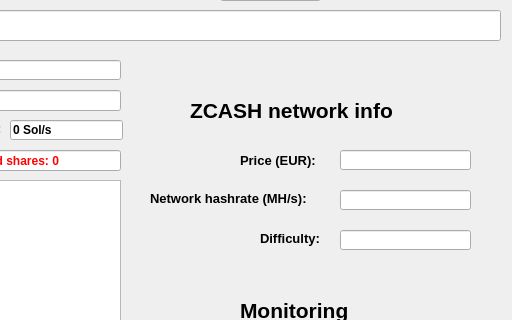
This is GUI.ui in K4P11/GUI-for-EWBF as Qt 5 draws it before an edit; both pictures show x 240 to 752 and y 90 to 410 of the 752 by 600 pixel window. The edited form follows.
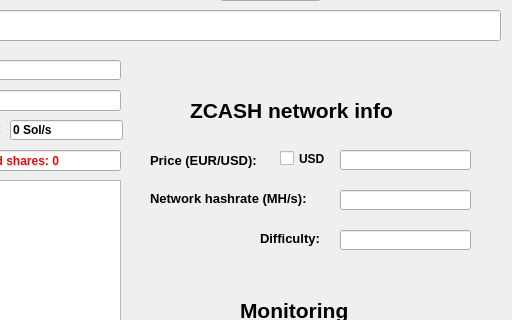
This is the edited form.

Diff of the .ui file:
```diff
--- a/GUI.ui
+++ b/GUI.ui
@@ -406,9 +406,9 @@
    <widget class="QLabel" name="label_8">
     <property name="geometry">
      <rect>
-      <x>480</x>
+      <x>390</x>
       <y>240</y>
-      <width>81</width>
+      <width>111</width>
       <height>20</height>
      </rect>
     </property>
@@ -420,7 +420,7 @@
      </font>
     </property>
     <property name="text">
-     <string>Price (EUR):</string>
+     <string>Price (EUR/USD):</string>
     </property>
    </widget>
    <widget class="QLabel" name="label_9">
@@ -522,6 +522,25 @@
      <string>0 Sol/s</string>
     </property>
    </widget>
+   <widget class="QCheckBox" name="USD">
+    <property name="geometry">
+     <rect>
+      <x>520</x>
+      <y>240</y>
+      <width>51</width>
+      <height>17</height>
+     </rect>
+    </property>
+    <property name="font">
+     <font>
+      <weight>75</weight>
+      <bold>true</bold>
+     </font>
+    </property>
+    <property name="text">
+     <string>USD</string>
+    </property>
+   </widget>
   </widget>
   <widget class="QStatusBar" name="statusbar"/>
  </widget>
```
